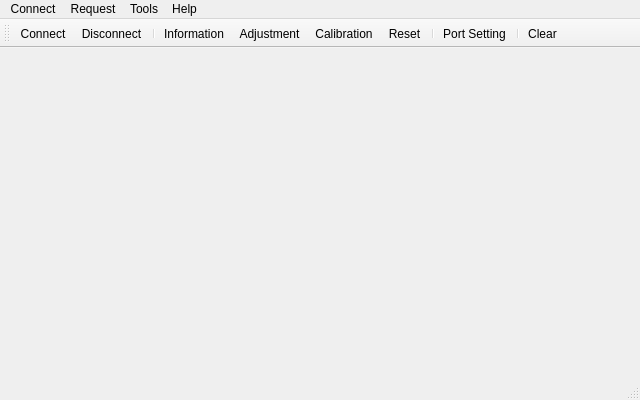
SergejBre/SynchroTime, file SynchroTimeApp/mainwindow.ui: the form before one commit.
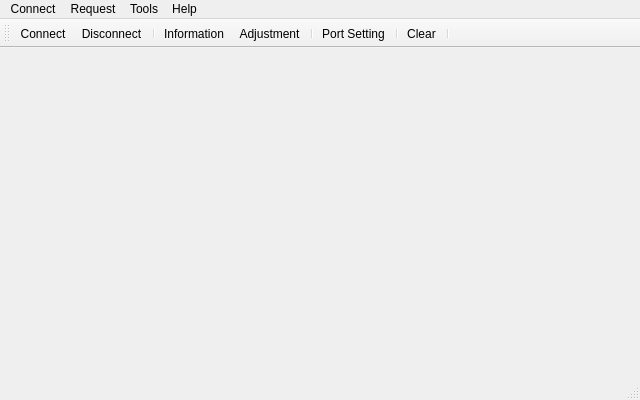
The form after the commit. Icons and pictures are not drawn.

Commit message: fixed graphical interface

```diff
--- a/SynchroTimeApp/mainwindow.ui
+++ b/SynchroTimeApp/mainwindow.ui
@@ -85,12 +85,11 @@
    <addaction name="separator"/>
    <addaction name="actionInformation"/>
    <addaction name="actionAdjustment"/>
-   <addaction name="actionCalibration"/>
-   <addaction name="actionReset"/>
    <addaction name="separator"/>
    <addaction name="actionPort_Setting"/>
    <addaction name="separator"/>
    <addaction name="actionClear"/>
+   <addaction name="separator"/>
   </widget>
   <widget class="QStatusBar" name="statusBar"/>
   <action name="actionConnect">
```
The commit also changes 1 other file.
